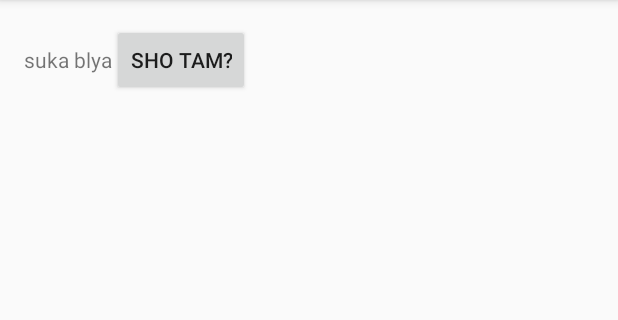
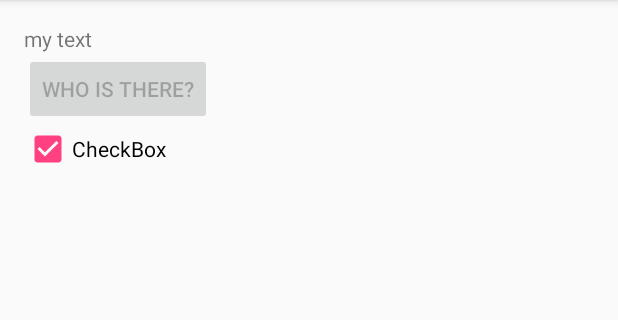
Before and after one commit to ipkalm/startandroid, an Android app: the screen it shows after launch (MainActivity), on a phone screen of 412 x 824 dp, the part 84-404 px from its top. Run offline under Robolectric (Android 15) with nearby library versions, the phone set to English and light mode, and no system bars.

Commit message:
lesson p0081 done

```diff
--- a/p0081viewbyid/src/main/java/com/astro/p0081viewbyid/MainActivity.java
+++ b/p0081viewbyid/src/main/java/com/astro/p0081viewbyid/MainActivity.java
@@ -3,6 +3,7 @@ package com.astro.p0081viewbyid;
 import android.support.v7.app.AppCompatActivity;
 import android.os.Bundle;
 import android.widget.Button;
+import android.widget.CheckBox;
 import android.widget.TextView;
 
 public class MainActivity extends AppCompatActivity {
@@ -14,9 +15,13 @@ public class MainActivity extends AppCompatActivity {
 
         TextView myTextview = (TextView) findViewById(R.id.myID);
 
-        myTextview.setText("suka blya");
+        myTextview.setText("my text");
 
         Button myBtn = (Button) findViewById(R.id.myBtn);
-        myBtn.setText("sho tam?");
+        myBtn.setText("who is there?");
+        myBtn.setEnabled(false);
+
+        CheckBox myCheckBox = (CheckBox) findViewById(R.id.myCheckBox);
+        myCheckBox.setChecked(true);
     }
 }
--- a/p0081viewbyid/src/main/res/layout/activity_main.xml
+++ b/p0081viewbyid/src/main/res/layout/activity_main.xml
@@ -7,7 +7,7 @@
     android:paddingRight="@dimen/activity_horizontal_margin"
     android:paddingTop="@dimen/activity_vertical_margin"
     tools:context="com.astro.p0081viewbyid.MainActivity"
-    android:orientation="horizontal">
+    android:orientation="vertical">
 
     <TextView android:layout_width="wrap_content" android:layout_height="wrap_content"
         android:text="Hello World!"
@@ -18,4 +18,10 @@
         android:text="btn"
         android:layout_width="wrap_content"
         android:layout_height="wrap_content" />
+
+    <CheckBox
+        android:text="CheckBox"
+        android:layout_width="match_parent"
+        android:layout_height="wrap_content"
+        android:id="@+id/myCheckBox" />
 </LinearLayout>
```
